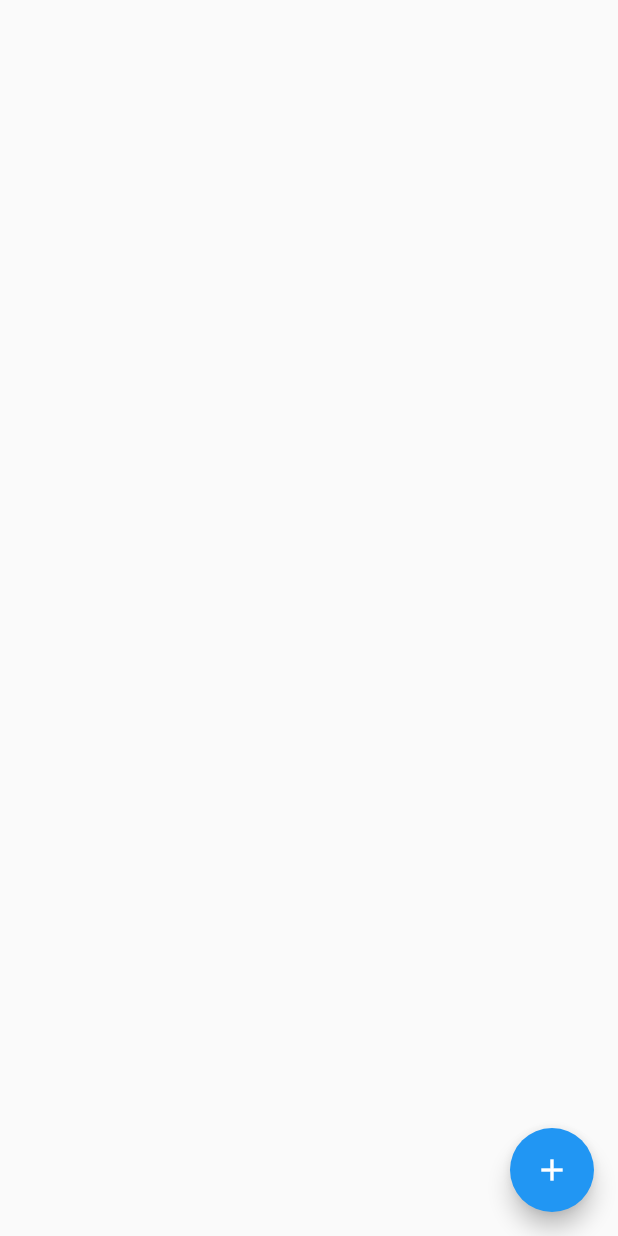
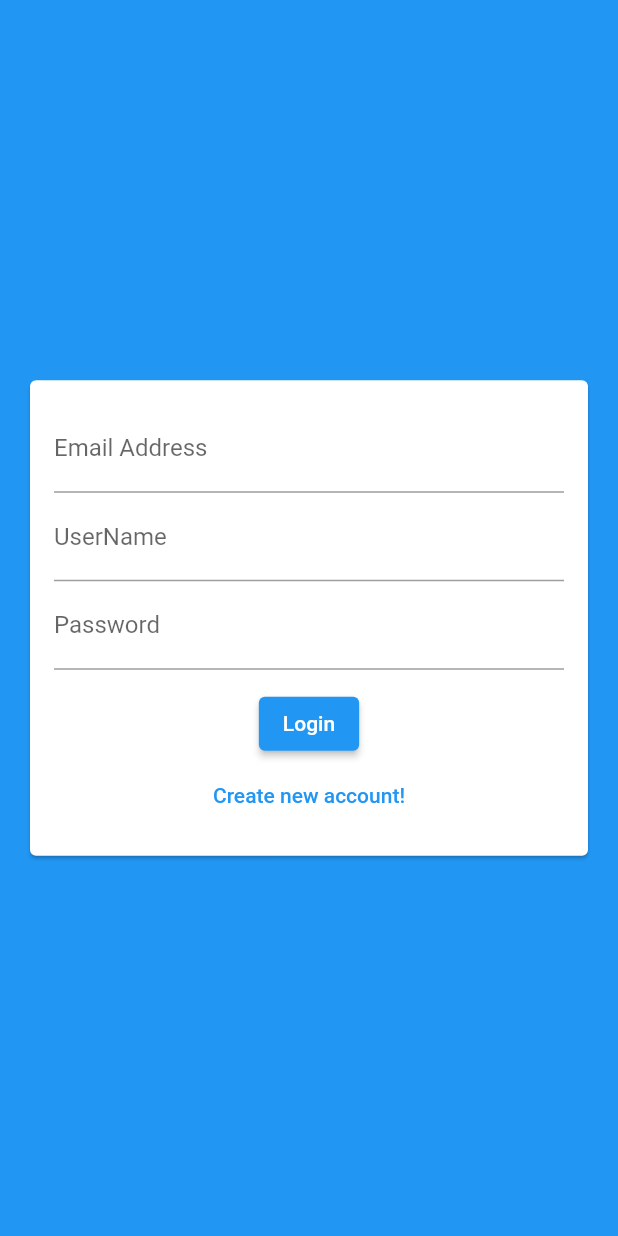
Before and after one commit to khoir-roni/flutter_chat_app, a Flutter app: the screen it shows after launch, on a phone screen of 412 x 824 dp. Run offline on Flutter 3.47's test engine with Material 2 defaults, Android fonts, the phone set to English and light mode, and no system bars; our stand-ins replace cloud_firestore, firebase_core; accounts and stored records are empty.

Commit message:
add Basic Authentication Screen

```diff
--- a/lib/main.dart
+++ b/lib/main.dart
@@ -1,8 +1,9 @@
 import 'package:flutter/material.dart';
+import 'package:firebase_core/firebase_core.dart';
+import './screens/auth_screen.dart';
 import './screens/chat_screen.dart';
-import 'package:firebase_core/firebase_core.dart';
 
-Future <void> main() async {
+Future<void> main() async {
   WidgetsFlutterBinding.ensureInitialized();
   await Firebase.initializeApp();
 
@@ -20,7 +21,7 @@ class MyApp extends StatelessWidget {
       theme: ThemeData(
         primarySwatch: Colors.blue,
       ),
-      home: ChatScreen(),
+      home: AuthScreen(),
     );
   }
 }
--- a/lib/screens/auth_screen.dart
+++ b/lib/screens/auth_screen.dart
@@ -0,0 +1,17 @@
+import 'package:flutter/material.dart';
+import 'package:flutter_chat_app/widgets/auth/auth_form.dart';
+
+class AuthScreen extends StatefulWidget {
+  @override
+  State<AuthScreen> createState() => _AuthScreenState();
+}
+
+class _AuthScreenState extends State<AuthScreen> {
+  @override
+  Widget build(BuildContext context) {
+    return Scaffold(
+      backgroundColor: Theme.of(context).primaryColor,
+      body: AuthFormState(),
+    );
+  }
+}
--- /dev/null
+++ b/lib/widgets/auth/auth_form.dart
@@ -0,0 +1,49 @@
+import 'package:flutter/material.dart';
+
+class AuthFormState extends StatefulWidget {
+  @override
+  State<AuthFormState> createState() => _AuthFormStateState();
+}
+
+class _AuthFormStateState extends State<AuthFormState> {
+  @override
+  Widget build(BuildContext context) {
+    return Center(
+      child: Card(
+        margin: const EdgeInsets.all(20),
+        child: SingleChildScrollView(
+          child: Padding(
+            padding: const EdgeInsets.all(16.0),
+            child: Form(
+                child: Column(
+              children: [
+                TextFormField(
+                  keyboardType: TextInputType.emailAddress,
+                  decoration: const InputDecoration(labelText: 'Email Address'),
+                ), //email address form
+                TextFormField(
+                  decoration: const InputDecoration(labelText: 'UserName'),
+                ),
+                TextFormField(
+                  decoration: const InputDecoration(labelText: 'Password'),
+                  obscureText: true,
+                ),
+                const SizedBox(
+                  height: 12,
+                ),
+                ElevatedButton(
+                  onPressed: () {},
+                  child: const Text('Login'),
+                ),
+                TextButton(
+                  onPressed: () {},
+                  child: const Text('Create new account!'),
+                ),
+              ],
+            )),
+          ),
+        ),
+      ),
+    );
+  }
+}
```
